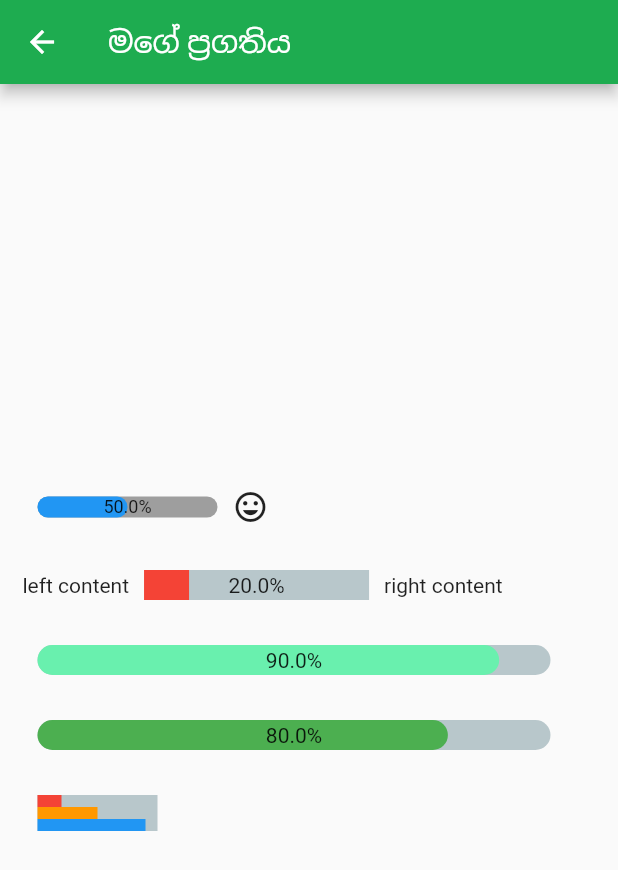
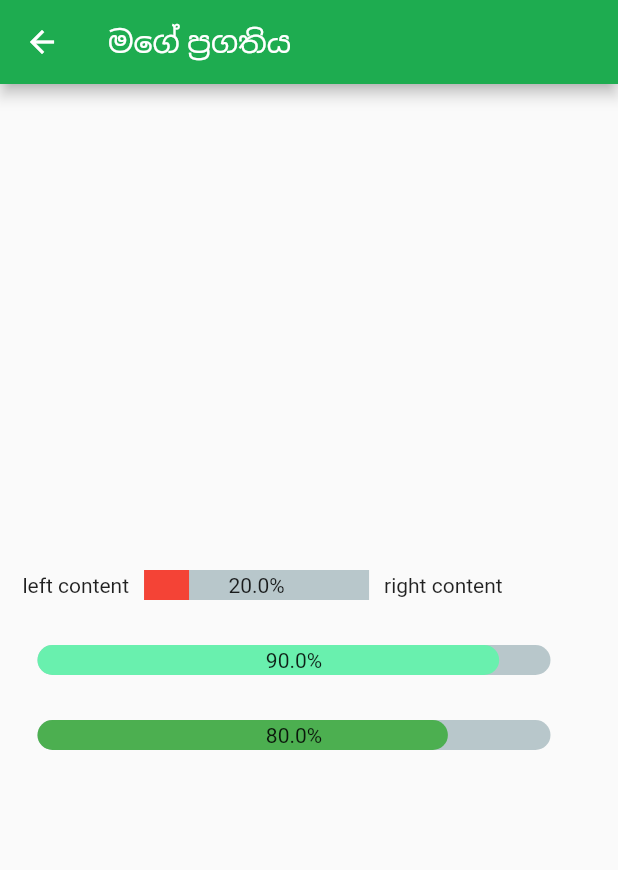
Before and after one commit to MithunW/Edu_App, a Flutter app: the ProgressPage screen opened by its route, on a phone screen of 412 x 824 dp. Shown: the top 870 px of the screen. Run offline on Flutter 3.47's test engine with Material 2 defaults, Android fonts, the phone set to English and light mode, and no system bars; drawn by our look-alikes of percent_indicator; our stand-ins replace shared_preferences; accounts and stored records are empty.

Commit message:
progress modified commented

```diff
--- a/lib/UI/progress.dart
+++ b/lib/UI/progress.dart
@@ -30,22 +30,22 @@ class ProgressPage extends StatelessWidget {
         child: Column(
           mainAxisAlignment: MainAxisAlignment.center,
           children: <Widget>[
-            Padding(
-              padding: EdgeInsets.all(15.0),
-              child: new LinearPercentIndicator(
-                width: 140.0,
-                lineHeight: 14.0,
-                percent: 0.5,
-                center: Text(
-                  "50.0%",
-                  style: new TextStyle(fontSize: 12.0),
-                ),
-                trailing: Icon(Icons.mood),
-                linearStrokeCap: LinearStrokeCap.roundAll,
-                backgroundColor: Colors.grey,
-                progressColor: Colors.blue,
-              ),
-            ),
+            // Padding(
+            //   padding: EdgeInsets.all(15.0),
+            //   child: new LinearPercentIndicator(
+            //     width: 140.0,
+            //     lineHeight: 14.0,
+            //     percent: 0.5,
+            //     center: Text(
+            //       "50.0%",
+            //       style: new TextStyle(fontSize: 12.0),
+            //     ),
+            //     trailing: Icon(Icons.mood),
+            //     linearStrokeCap: LinearStrokeCap.roundAll,
+            //     backgroundColor: Colors.grey,
+            //     progressColor: Colors.blue,
+            //   ),
+            // ),
             Padding(
               padding: EdgeInsets.all(15.0),
               child: new LinearPercentIndicator(
@@ -87,34 +87,35 @@ class ProgressPage extends StatelessWidget {
                 progressColor: Colors.green,
               ),
             ),
-            Padding(
-              padding: EdgeInsets.all(15.0),
-              child: Column(
-                children: <Widget>[
-                  new LinearPercentIndicator(
-                    width: 100.0,
-                    lineHeight: 8.0,
-                    percent: 0.2,
-                    progressColor: Colors.red,
-                  ),
-                  new LinearPercentIndicator(
-                    width: 100.0,
-                    lineHeight: 8.0,
-                    percent: 0.5,
-                    progressColor: Colors.orange,
-                  ),
-                  new LinearPercentIndicator(
-                    width: 100.0,
-                    lineHeight: 8.0,
-                    percent: 0.9,
-                    progressColor: Colors.blue,
-                  )
+            // Padding(
+            //   padding: EdgeInsets.all(15.0),
+            //   child: Column(
+            //     children: <Widget>[
+            //       new LinearPercentIndicator(
+            //         width: 100.0,
+            //         lineHeight: 8.0,
+            //         percent: 0.2,
+            //         progressColor: Colors.red,
+            //       ),
+            //       new LinearPercentIndicator(
+            //         width: 100.0,
+            //         lineHeight: 8.0,
+            //         percent: 0.5,
+            //         progressColor: Colors.orange,
+            //       ),
+            //       new LinearPercentIndicator(
+            //         width: 100.0,
+            //         lineHeight: 8.0,
+            //         percent: 0.9,
+            //         progressColor: Colors.blue,
+            //       )
                 ],
               ),
-            ),
-          ],
+            // ),
+          // ],
         ),
-      ),
+      // ),
     );
-  }
+  // }
 }
+}
```
